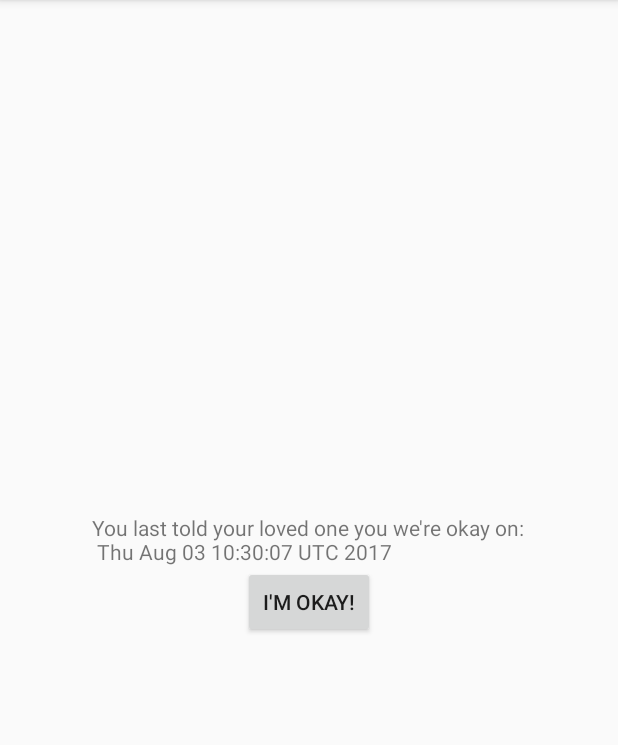
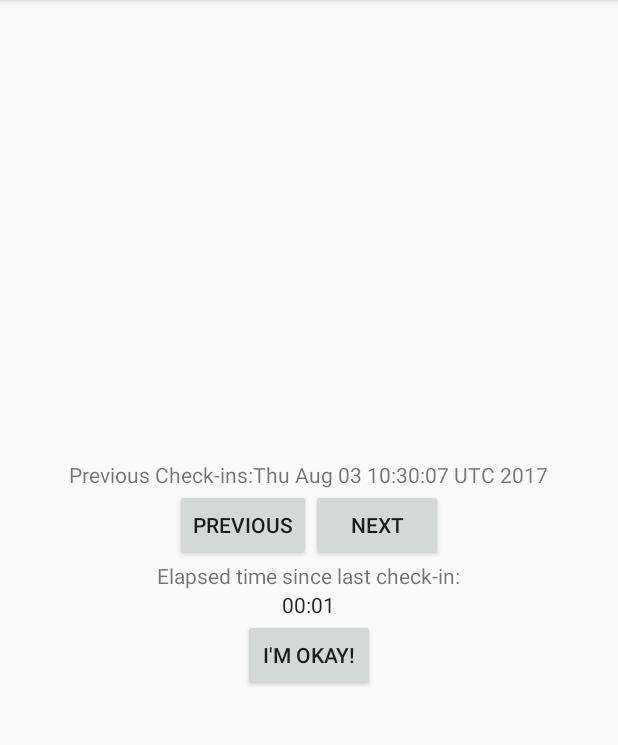
Before and after one commit to mrobbeloth/StillVertical, an Android app: the screen it shows after launch (NotifyRelativeActivity), after a tap on an icon or button, on a phone screen of 412 x 824 dp, the part 84-829 px from its top. Run offline under Robolectric (Android 15) with nearby library versions, the phone set to English and light mode, and no system bars.

Commit message:
MVC mods

```diff
--- /dev/null
+++ b/app/src/main/java/robbeloth/consulting/services/stillvertical/Notification.java
@@ -0,0 +1,24 @@
+package robbeloth.consulting.services.stillvertical;
+
+import java.util.Date;
+
+/**
+ * Created by microbbeloth on 8/3/2017.
+ */
+
+public class Notification {
+    private Date entry;
+
+    public Notification (Date entry){
+        this.entry = entry;
+    }
+
+    public Date getEntry() {
+        return entry;
+    }
+
+    public void setEntry(Date entry) {
+        this.entry = entry;
+    }
+
+}
--- a/app/src/main/java/robbeloth/consulting/services/stillvertical/NotifyRelativeActivity.java
+++ b/app/src/main/java/robbeloth/consulting/services/stillvertical/NotifyRelativeActivity.java
@@ -1,10 +1,14 @@
 package robbeloth.consulting.services.stillvertical;
 
+import java.util.ArrayList;
 import java.util.Calendar;
+
+import android.os.SystemClock;
 import android.support.v7.app.AppCompatActivity;
 import android.os.Bundle;
 import android.view.View;
 import android.widget.Button;
+import android.widget.Chronometer;
 import android.widget.TextView;
 import android.widget.Toast;
 
@@ -12,32 +16,95 @@ import java.util.Date;
 
 public class NotifyRelativeActivity extends AppCompatActivity {
 
-    private Button iAmOkayButton;
-    private TextView lastTimeRelativeWasOkay;
+    private Button mIAmOkayButton;
+    private Button mPrevButton;
+    private Button mNextButton;
+    private Chronometer mLastTimeRelativeWasOkay;
+    private TextView mPrevCheckins;
+    private ArrayList<Notification> mNotificationArrayList = new ArrayList<>();
+    private int mCurIndex = 0;
 
     @Override
     protected void onCreate(Bundle savedInstanceState) {
         super.onCreate(savedInstanceState);
         setContentView(R.layout.activity_notify_relative);
 
-        iAmOkayButton = (Button) findViewById(R.id.aokay_button);
-        lastTimeRelativeWasOkay = (TextView) findViewById(R.id.last_okay_time);
+        // wire up the widgets for use, don't let prev next buttons get used with no checkins
+        mIAmOkayButton = (Button) findViewById(R.id.aokay_button);
+        mPrevButton = (Button) findViewById(R.id.prev_button);
+        mPrevButton.setEnabled(false);
+        mNextButton = (Button) findViewById(R.id.next_button);
+        mNextButton.setEnabled(false);
+        mPrevCheckins = (TextView) findViewById(R.id.notication_time);
+
+        mLastTimeRelativeWasOkay = (Chronometer) findViewById(R.id.time_since_last_notification);
 
         // Provide callback ref as anonymous inner class
-        iAmOkayButton.setOnClickListener(new View.OnClickListener() {
+        mIAmOkayButton.setOnClickListener(new View.OnClickListener() {
             @Override
             public void onClick(View v) {
-                // display time on last notification
+
+                // Store time of checkin by elderly relative
                 Calendar c = Calendar.getInstance();
                 Date d = c.getTime();
-                String prefix = getResources().getString(R.string.last_time_prefix);
-                lastTimeRelativeWasOkay.setText(prefix + d.toString());
+                mNotificationArrayList.add(new Notification(d));
+
+                // reset Chronometer showing elapsed time since last checkin
+                mLastTimeRelativeWasOkay.stop();
+                mLastTimeRelativeWasOkay.setBase(SystemClock.elapsedRealtime());
+                mLastTimeRelativeWasOkay.start();
+
+                // set previous notifications to when elderly relative clicked I'm okay
+                mCurIndex = mNotificationArrayList.size()-1;
+                Notification n = mNotificationArrayList.get(mCurIndex);
+                Date recordedDate = n.getEntry();
+                mPrevCheckins.setText(recordedDate.toString());
 
                 // let relative know they informed loved one
                 Toast t = Toast.makeText(NotifyRelativeActivity.this,
                                          R.string.action_completed,
                                          Toast.LENGTH_SHORT);
                 t.show();
+
+                // allow elderly relative to cycle throw all check-ins
+                mPrevButton.setEnabled(true);
+                mNextButton.setEnabled(true);
+            }
+        });
+
+        mPrevButton.setOnClickListener(new View.OnClickListener() {
+            @Override
+            public void onClick(View v) {
+                // Handle reaching beginning of list by going to end
+                if (mCurIndex == 0) {
+                    mCurIndex = mNotificationArrayList.size()-1;
+                }
+                else {
+                    mCurIndex--;
+                }
+
+                // show the last checkin
+                Notification n = mNotificationArrayList.get(mCurIndex);
+                Date d = n.getEntry();
+                mPrevCheckins.setText(d.toString());
+            }
+        });
+
+        mNextButton.setOnClickListener(new View.OnClickListener() {
+            @Override
+            public void onClick(View v) {
+                // Handle reaching end of list by going to beginning
+                if (mCurIndex == mNotificationArrayList.size()-1) {
+                    mCurIndex = 0;
+                }
+                else {
+                    mCurIndex++;
+                }
+
+                // show the next checkin
+                Notification n = mNotificationArrayList.get(mCurIndex);
+                Date d = n.getEntry();
+                mPrevCheckins.setText(d.toString());
             }
         });
     }
--- a/app/src/main/res/layout/activity_notify_relative.xml
+++ b/app/src/main/res/layout/activity_notify_relative.xml
@@ -7,12 +7,52 @@
     android:gravity="center"
     android:orientation="vertical"
     tools:context="robbeloth.consulting.services.stillvertical.NotifyRelativeActivity">
+    <LinearLayout
+        android:layout_width="wrap_content"
+        android:layout_height="wrap_content"
+        android:orientation="horizontal">
+
+        <TextView
+            android:id="@+id/previous_checkins"
+            android:layout_width="wrap_content"
+            android:layout_height="wrap_content"
+            android:text="@string/previous_times"/>
+
+        <TextView
+            android:id="@+id/notication_time"
+            android:layout_width="wrap_content"
+            android:layout_height="wrap_content"
+            android:text="@string/no_records"/>
+    </LinearLayout>
+
+    <LinearLayout
+        android:layout_width="wrap_content"
+        android:layout_height="wrap_content">
+
+        <Button
+            android:id="@+id/prev_button"
+            android:layout_width="wrap_content"
+            android:layout_height="wrap_content"
+            android:text="@string/prev_button_text"/>
+
+        <Button
+            android:id="@+id/next_button"
+            android:layout_width="wrap_content"
+            android:layout_height="wrap_content"
+            android:text="@string/next_button_text"/>
+
+    </LinearLayout>
 
     <TextView
-        android:id="@+id/last_okay_time"
+        android:id="@+id/time_since_last_checkin"
         android:layout_width="wrap_content"
         android:layout_height="wrap_content"
-        android:text="@string/no_records" />
+        android:text="@string/elapsed_time"/>
+
+    <Chronometer
+        android:id="@+id/time_since_last_notification"
+        android:layout_width="wrap_content"
+        android:layout_height="wrap_content" />
 
     <Button
         android:id="@+id/aokay_button"
--- a/app/src/main/res/values/strings.xml
+++ b/app/src/main/res/values/strings.xml
@@ -4,4 +4,9 @@
     <string name="okay_button">I\'m Okay!</string>
     <string name="last_time_prefix">You last told your loved one you we\'re okay on:\n "</string>
     <string name="action_completed">You just told your loved one you\'re okay</string>
+    <string name="previous_times">Previous Check-ins:</string>
+    <string name="next_button_text">Next</string>
+    <string name="prev_button_text">Previous</string>
+    <string name="time_frozen">Time is frozen</string>
+    <string name="elapsed_time">Elapsed time since last check-in:</string>
 </resources>
```
Also changed, not shown: 397 other files.
